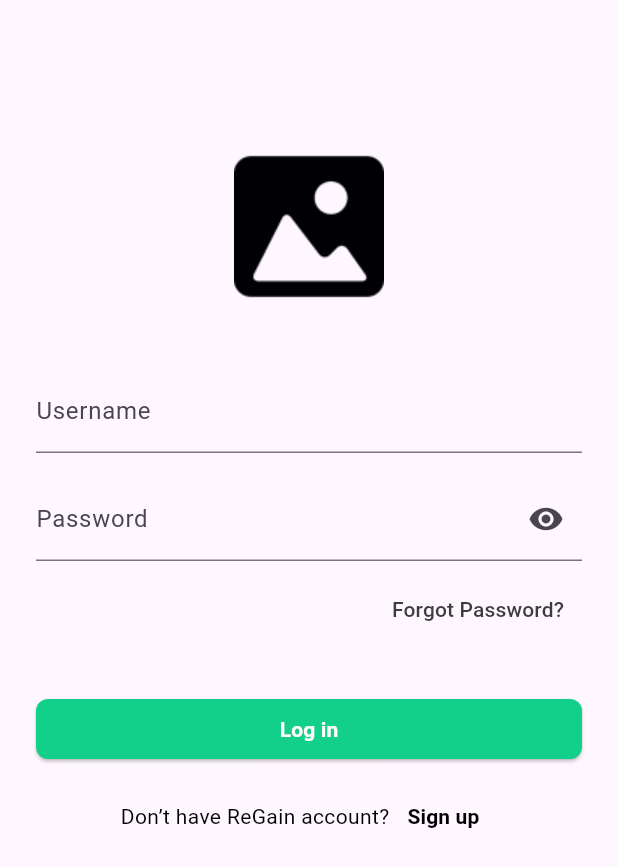
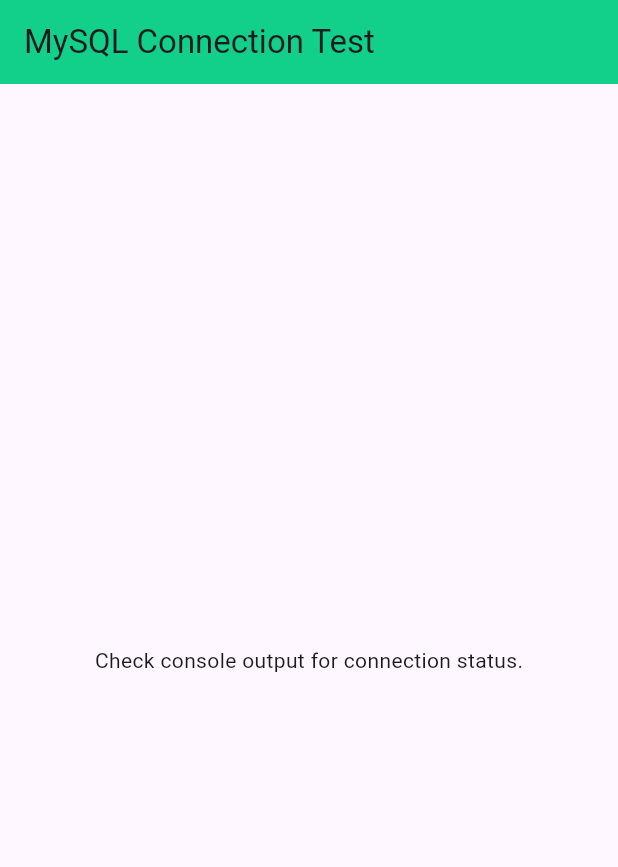
Before and after one commit to simonvque/ISPROJ2REGAIN_MOBILE, a Flutter app: the screen it shows after launch, on a phone screen of 412 x 824 dp. Shown: the top 867 px of the screen. Run offline on Flutter 3.47's test engine with Material 3 defaults, Android fonts, the phone set to English and light mode, and no system bars; our stand-ins replace carousel_slider, flutter_markdown, get, get_storage, iconsax_flutter, smooth_page_indicator; missing offline and left inert: mysql1; project files that could hold a hidden picture were left out.

Commit message:
db connections

```diff
--- a/lib/main.dart
+++ b/lib/main.dart
@@ -1,6 +1,7 @@
 import 'package:flutter/material.dart';
 import 'package:regain_mobile/features/screens/login/login.dart';
 import 'package:regain_mobile/nav.dart';
+import 'package:regain_mobile/test.dart';
 
 void main() {
   runApp(MyApp());
@@ -42,7 +43,7 @@ class MyApp extends StatelessWidget {
         visualDensity: VisualDensity.adaptivePlatformDensity,
         appBarTheme: AppBarTheme(color: Color(0xFF12CF8A)),
       ),
-      home: LoginScreen(),
+      home: HomeScreen(),
     );
   }
 }
--- /dev/null
+++ b/lib/mysql1.dart
@@ -0,0 +1,40 @@
+import 'package:mysql1/mysql1.dart';
+
+class Mysql1 {
+  // Define your connection settings
+  final ConnectionSettings settings = ConnectionSettings(
+    host:
+        '10.0.2.2', // e.g., '10.0.2.2' for Android emulator, or your server's IP
+    port: 3306, // Default MySQL port
+    user: 'root',
+    password: '772323Shi',
+    db: 'regain',
+  );
+
+  // Create a singleton instance of DatabaseHelper
+  static final Mysql1 instance = Mysql1._privateConstructor();
+
+  Mysql1._privateConstructor();
+
+  Future<MySqlConnection> getConnection() async {
+    try {
+      print('Attempting to connect to MySQL...');
+      return await MySqlConnection.connect(settings);
+    } catch (e) {
+      print('Error connecting to MySQL: $e');
+      rethrow;
+    }
+  }
+
+  Future<void> testConnection() async {
+    MySqlConnection? conn;
+    try {
+      conn = await getConnection();
+      print('Connected to MySQL!');
+    } catch (e) {
+      print('Connection failed: $e');
+    } finally {
+      await conn?.close();
+    }
+  }
+}
--- /dev/null
+++ b/lib/test.dart
@@ -0,0 +1,35 @@
+import 'package:flutter/material.dart';
+import 'package:regain_mobile/mysql1.dart';
+
+class HomeScreen extends StatefulWidget {
+  @override
+  _HomeScreenState createState() => _HomeScreenState();
+}
+
+class _HomeScreenState extends State<HomeScreen> {
+  @override
+  void initState() {
+    super.initState();
+    _testDatabaseConnection();
+  }
+
+  void _testDatabaseConnection() async {
+    try {
+      await Mysql1.instance.testConnection();
+    } catch (e) {
+      print('Error: $e');
+    }
+  }
+
+  @override
+  Widget build(BuildContext context) {
+    return Scaffold(
+      appBar: AppBar(
+        title: Text('MySQL Connection Test'),
+      ),
+      body: Center(
+        child: Text('Check console output for connection status.'),
+      ),
+    );
+  }
+}
--- a/pubspec.yaml
+++ b/pubspec.yaml
@@ -49,6 +49,7 @@ dependencies:
   flutter_native_splash: ^2.4.0
   smooth_page_indicator: ^1.1.0
   carousel_slider: ^4.2.1
+  mysql1: ^0.20.0
 
 dev_dependencies:
   flutter_test:
@@ -59,7 +60,7 @@ dev_dependencies:
   # activated in the `analysis_options.yaml` file located at the root of your
   # package. See that file for information about deactivating specific lint
   # rules and activating additional ones.
-  flutter_lints: ^3.0.0
+  flutter_lints: ^4.0.0
 
 # For information on the generic Dart part of this file, see the
 # following page: https://dart.dev/tools/pub/pubspec
```
Also changed, not shown: pubspec.lock.
